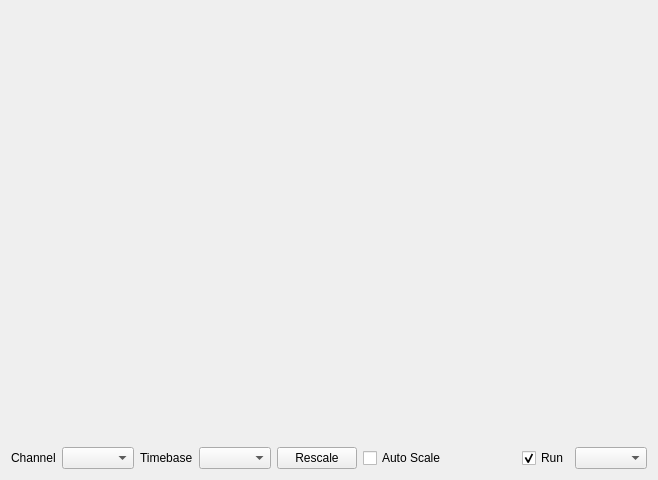
Qt form tools/python/viewer.ui (Araneidae/pcie_sniffer) before a commit.
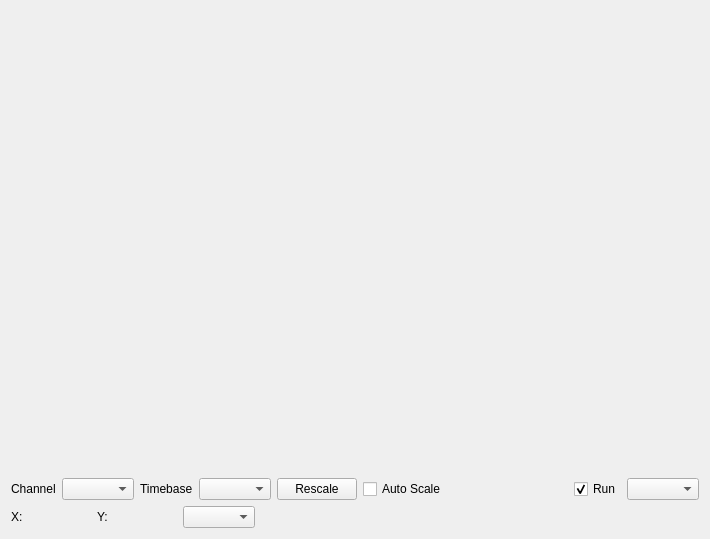
The same form after that commit.

Commit message:
FA sniffer: Viewer reaching a very sensible point
Some code cleaning up.  Now have decimation options for FFT waveforms.

The edit to the form file:
```diff
--- a/tools/python/viewer.ui
+++ b/tools/python/viewer.ui
@@ -6,18 +6,18 @@
    <rect>
     <x>0</x>
     <y>0</y>
-    <width>658</width>
-    <height>480</height>
+    <width>710</width>
+    <height>539</height>
    </rect>
   </property>
   <property name="windowTitle">
    <string>Scope Example</string>
   </property>
-  <layout class="QGridLayout">
-   <item row="0" column="0" colspan="9">
+  <layout class="QVBoxLayout" name="verticalLayout_2">
+   <item>
     <widget class="QFrame" name="axes">
      <property name="sizePolicy">
-      <sizepolicy hsizetype="Preferred" vsizetype="Preferred">
+      <sizepolicy hsizetype="Preferred" vsizetype="MinimumExpanding">
        <horstretch>0</horstretch>
        <verstretch>0</verstretch>
       </sizepolicy>
@@ -30,23 +30,9 @@
      </property>
     </widget>
    </item>
-   <item row="1" column="6">
-    <spacer name="spacer1">
-     <property name="orientation">
-      <enum>Qt::Horizontal</enum>
-     </property>
-     <property name="sizeType">
-      <enum>QSizePolicy::MinimumExpanding</enum>
-     </property>
-     <property name="sizeHint" stdset="0">
-      <size>
-       <width>0</width>
-       <height>20</height>
-      </size>
-     </property>
-    </spacer>
-   </item>
-   <item row="1" column="0">
+   <item>
+    <layout class="QHBoxLayout" name="horizontalLayout">
+     <item>
     <widget class="QLabel" name="textLabel1">
      <property name="text">
       <string>Channel</string>
@@ -56,27 +42,50 @@
      </property>
     </widget>
    </item>
-   <item row="1" column="1">
+     <item>
     <widget class="QComboBox" name="channel"/>
    </item>
-   <item row="1" column="2">
+     <item>
     <widget class="QLabel" name="label">
      <property name="text">
       <string>Timebase</string>
      </property>
     </widget>
    </item>
-   <item row="1" column="4">
+     <item>
+      <widget class="QComboBox" name="timebase"/>
+     </item>
+     <item>
     <widget class="QPushButton" name="rescale">
      <property name="text">
       <string>Rescale</string>
      </property>
     </widget>
    </item>
-   <item row="1" column="8">
-    <widget class="QComboBox" name="mode"/>
-   </item>
-   <item row="1" column="7">
+     <item>
+      <widget class="QCheckBox" name="autoscale">
+       <property name="text">
+        <string>Auto Scale</string>
+       </property>
+      </widget>
+     </item>
+     <item>
+      <spacer name="spacer1">
+       <property name="orientation">
+        <enum>Qt::Horizontal</enum>
+       </property>
+       <property name="sizeType">
+        <enum>QSizePolicy::MinimumExpanding</enum>
+       </property>
+       <property name="sizeHint" stdset="0">
+        <size>
+         <width>13</width>
+         <height>20</height>
+        </size>
+       </property>
+      </spacer>
+     </item>
+     <item>
     <widget class="QCheckBox" name="run">
      <property name="text">
       <string>Run</string>
@@ -86,15 +95,80 @@
      </property>
     </widget>
    </item>
-   <item row="1" column="3">
-    <widget class="QComboBox" name="timebase"/>
-   </item>
-   <item row="1" column="5">
-    <widget class="QCheckBox" name="autoscale">
+     <item>
+      <widget class="QComboBox" name="mode"/>
+     </item>
+    </layout>
+   </item>
+   <item>
+    <layout class="QHBoxLayout" name="mode_action">
+     <item>
+      <widget class="QLabel" name="x_position">
+       <property name="sizePolicy">
+        <sizepolicy hsizetype="Minimum" vsizetype="Preferred">
+         <horstretch>0</horstretch>
+         <verstretch>0</verstretch>
+        </sizepolicy>
+       </property>
+       <property name="minimumSize">
+        <size>
+         <width>80</width>
+         <height>0</height>
+        </size>
+       </property>
+       <property name="maximumSize">
+        <size>
+         <width>80</width>
+         <height>16777215</height>
+        </size>
+       </property>
      <property name="text">
-      <string>Auto Scale</string>
-     </property>
-    </widget>
+        <string>X:</string>
+       </property>
+      </widget>
+     </item>
+     <item>
+      <widget class="QLabel" name="y_position">
+       <property name="sizePolicy">
+        <sizepolicy hsizetype="Minimum" vsizetype="Preferred">
+         <horstretch>0</horstretch>
+         <verstretch>0</verstretch>
+        </sizepolicy>
+       </property>
+       <property name="minimumSize">
+        <size>
+         <width>80</width>
+         <height>0</height>
+        </size>
+       </property>
+       <property name="maximumSize">
+        <size>
+         <width>80</width>
+         <height>16777215</height>
+        </size>
+       </property>
+       <property name="text">
+        <string>Y:</string>
+       </property>
+      </widget>
+     </item>
+     <item>
+      <widget class="QComboBox" name="show_curves"/>
+     </item>
+     <item>
+      <spacer name="horizontalSpacer">
+       <property name="orientation">
+        <enum>Qt::Horizontal</enum>
+       </property>
+       <property name="sizeHint" stdset="0">
+        <size>
+         <width>40</width>
+         <height>20</height>
+        </size>
+       </property>
+      </spacer>
+     </item>
+    </layout>
    </item>
   </layout>
  </widget>
```
Left out of the diff: 2 changed lines with no effect on the pictures. Lines whose indentation alone changed are shown as unchanged. The commit also changes 1 other file.
